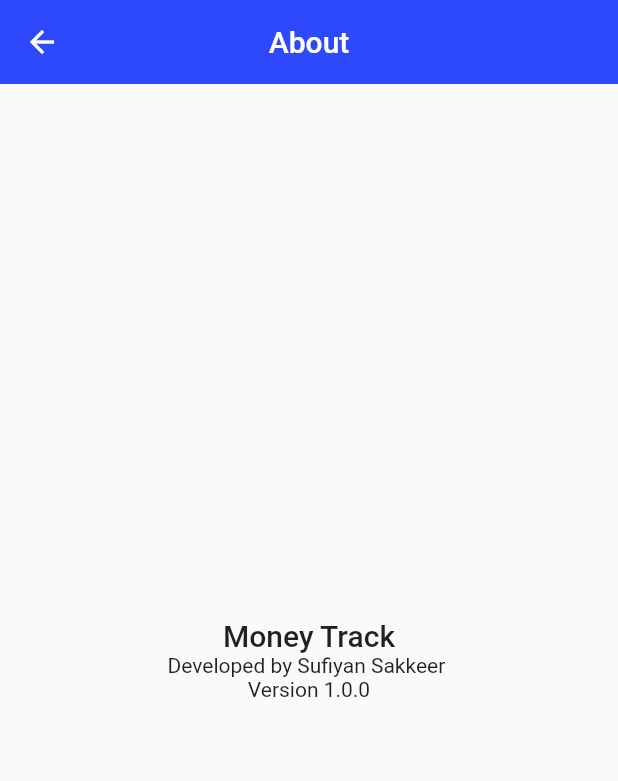
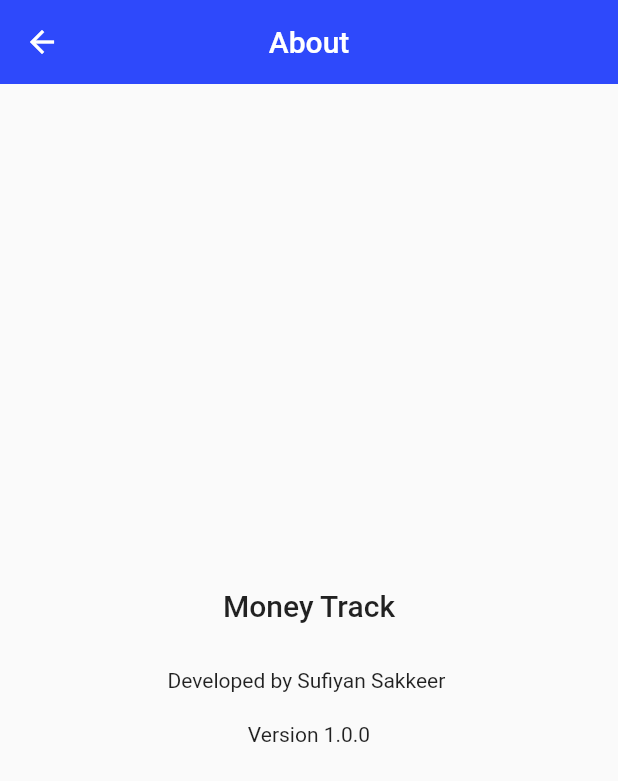
Before and after one commit to sufiyansakkeer/Money-Tracker, a Flutter app: the AboutPage screen opened directly, on a phone screen of 412 x 824 dp. Shown: the top 781 px of the screen. Run offline on Flutter 3.47's test engine with Material 2 defaults, Android fonts, the phone set to English and light mode, and no system bars; our stand-ins replace buttons_tabbar, flutter_slidable, hive, hive_flutter, lottie, share_plus and 3 more; missing offline and left inert: animated_snack_bar; accounts and stored records are empty.

```diff
--- a/lib/categories/screens/income_category.dart
+++ b/lib/categories/screens/income_category.dart
@@ -1,7 +1,5 @@
 import 'package:flutter/material.dart';
-
 import 'package:money_track/constants/color/colors.dart';
-
 import '../../db/category/db_category.dart';
 import '../../models/categories_model/category_model.dart';
 
--- a/lib/navigation_drawer/widgets/about_page.dart
+++ b/lib/navigation_drawer/widgets/about_page.dart
@@ -25,24 +25,33 @@ class AboutPage extends StatelessWidget {
         ),
       ),
       body: Padding(
-        padding: const EdgeInsets.all(20.0),
+        padding: const EdgeInsets.all(80.0),
         child: Center(
           child: Column(
             crossAxisAlignment: CrossAxisAlignment.center,
             mainAxisAlignment: MainAxisAlignment.center,
             children: const [
-              Text(
+              Padding(
+                padding: EdgeInsets.symmetric(vertical: 20),
+                child: Text(
                   'Money Track',
                   style: TextStyle(
                     fontWeight: FontWeight.w500,
                     fontSize: 20,
                   ),
                 ),
-              Text(
+              ),
+              Padding(
+                padding: EdgeInsets.symmetric(vertical: 10),
+                child: Text(
                   "Developed by Sufiyan Sakkeer ",
                 ),
-              Text(
+              ),
+              Padding(
+                padding: EdgeInsets.symmetric(vertical: 10),
+                child: Text(
                   'Version 1.0.0',
+                ),
               ),
             ],
           ),
```
Also changed, not shown: lib/screens/splash_screen.dart (+0 -11 lines), pubspec.yaml (+7 -0 lines), assets/icons/1024.png (added), pubspec.lock, 27 other files. Lines whose indentation alone changed are shown as unchanged.
